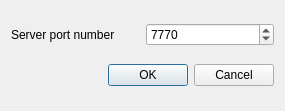
Old version of the form plugins/osc/configureosc.ui in the repository mcallegari/qlcplus.
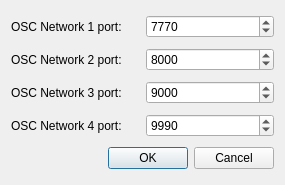
New version of the form.

Diff of the .ui file:
```diff
--- a/plugins/osc/configureosc.ui
+++ b/plugins/osc/configureosc.ui
@@ -7,7 +7,7 @@
     <x>0</x>
     <y>0</y>
     <width>285</width>
-    <height>111</height>
+    <height>185</height>
    </rect>
   </property>
   <property name="windowTitle">
@@ -17,27 +17,78 @@
    <item row="0" column="0">
     <widget class="QLabel" name="m_portLabel">
      <property name="text">
-      <string>Server port number</string>
+      <string>OSC Network 1 port:</string>
      </property>
     </widget>
    </item>
-   <item row="0" column="1">
-    <widget class="QSpinBox" name="m_portSpin">
-     <property name="maximum">
-      <number>65536</number>
-     </property>
-     <property name="value">
-      <number>7770</number>
-     </property>
-    </widget>
-   </item>
-   <item row="1" column="0" colspan="2">
+   <item row="4" column="0" colspan="2">
     <widget class="QDialogButtonBox" name="m_buttonBox">
      <property name="standardButtons">
       <set>QDialogButtonBox::Cancel|QDialogButtonBox::Ok</set>
      </property>
     </widget>
    </item>
+   <item row="1" column="0">
+    <widget class="QLabel" name="m_port2Label">
+     <property name="text">
+      <string>OSC Network 2 port:</string>
+     </property>
+    </widget>
+   </item>
+   <item row="0" column="1">
+    <widget class="QSpinBox" name="m_port1Spin">
+     <property name="maximum">
+      <number>65536</number>
+     </property>
+     <property name="value">
+      <number>7770</number>
+     </property>
+    </widget>
+   </item>
+   <item row="1" column="1">
+    <widget class="QSpinBox" name="m_port2Spin">
+     <property name="maximum">
+      <number>65536</number>
+     </property>
+     <property name="value">
+      <number>8000</number>
+     </property>
+    </widget>
+   </item>
+   <item row="2" column="0">
+    <widget class="QLabel" name="m_port3Label">
+     <property name="text">
+      <string>OSC Network 3 port:</string>
+     </property>
+    </widget>
+   </item>
+   <item row="2" column="1">
+    <widget class="QSpinBox" name="m_port3Spin">
+     <property name="maximum">
+      <number>65536</number>
+     </property>
+     <property name="value">
+      <number>9000</number>
+     </property>
+    </widget>
+   </item>
+   <item row="3" column="0">
+    <widget class="QLabel" name="m_port4Label">
+     <property name="text">
+      <string>OSC Network 4 port:</string>
+     </property>
+    </widget>
+   </item>
+   <item row="3" column="1">
+    <widget class="QSpinBox" name="m_port4Spin">
+     <property name="maximum">
+      <number>65536</number>
+     </property>
+     <property name="value">
+      <number>9990</number>
+     </property>
+    </widget>
+   </item>
   </layout>
  </widget>
  <resources/>
```
Left out of the diff: 2 changed lines with no effect on the pictures.
